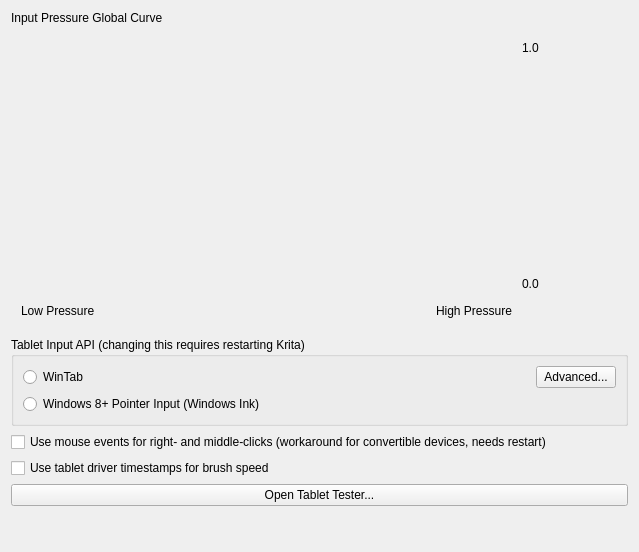
Before: the Qt Designer form libs/ui/forms/wdgtabletsettings.ui in KDE/krita, drawn with Qt 5.
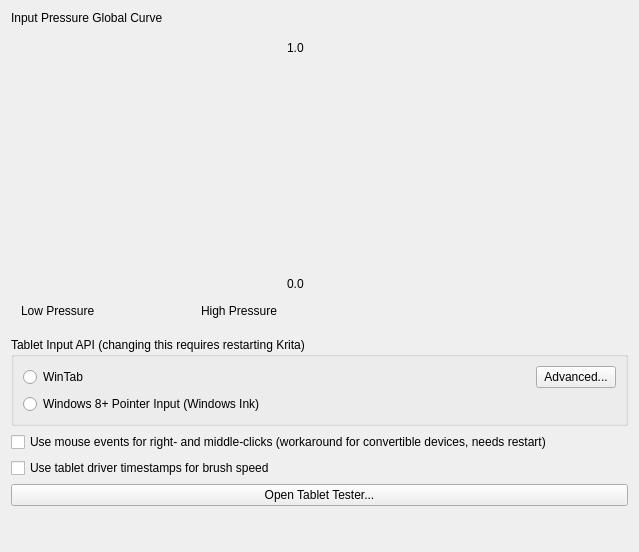
After: the same form once the commit is applied. Custom widgets are drawn as their Qt base class.

Commit message: Fix tablet settings layout (width of pressure graph)

Diff of the .ui file:
```diff
--- a/libs/ui/forms/wdgtabletsettings.ui
+++ b/libs/ui/forms/wdgtabletsettings.ui
@@ -223,7 +223,7 @@
      </layout>
     </widget>
    </item>
-   <item row="3" column="0">
+   <item row="3" column="0" colspan="2">
     <widget class="QCheckBox" name="chkUseRightMiddleClickWorkaround">
      <property name="toolTip">
       <string>&lt;html&gt;&lt;head/&gt;&lt;body&gt;&lt;p&gt;Some tablet devices don't pass barrel-button clicks via tablet API. If you have such a device, you can try activate this workaround. Krita will try to read right- and middle-button clicks from the mouse events stream. It may or may not work on your device (depends on the tablet driver implementation).&lt;/p&gt;&lt;p&gt;&lt;br/&gt;&lt;/p&gt;&lt;p&gt;After changing this option Krita should be restarted.&lt;/p&gt;&lt;/body&gt;&lt;/html&gt;</string>
@@ -233,7 +233,7 @@
      </property>
     </widget>
    </item>
-   <item row="4" column="0">
+   <item row="4" column="0" colspan="2">
     <widget class="QCheckBox" name="chkUseTimestampsForBrushSpeed">
      <property name="text">
       <string notr="true">Use tablet driver timestamps for brush speed</string>
```
